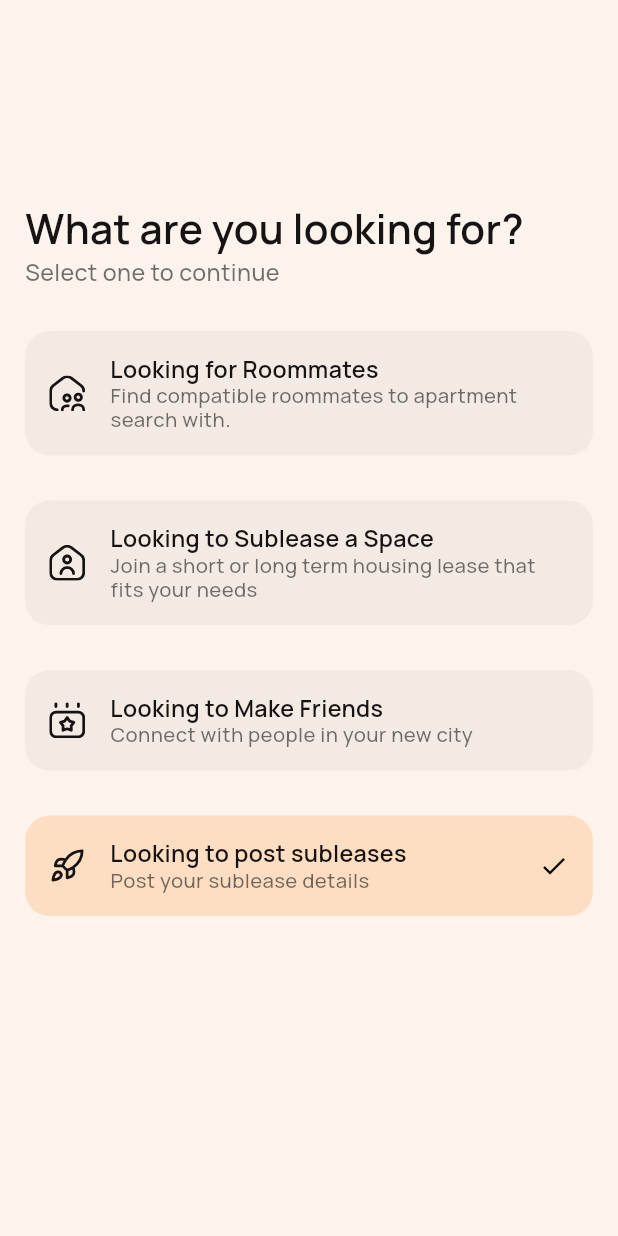
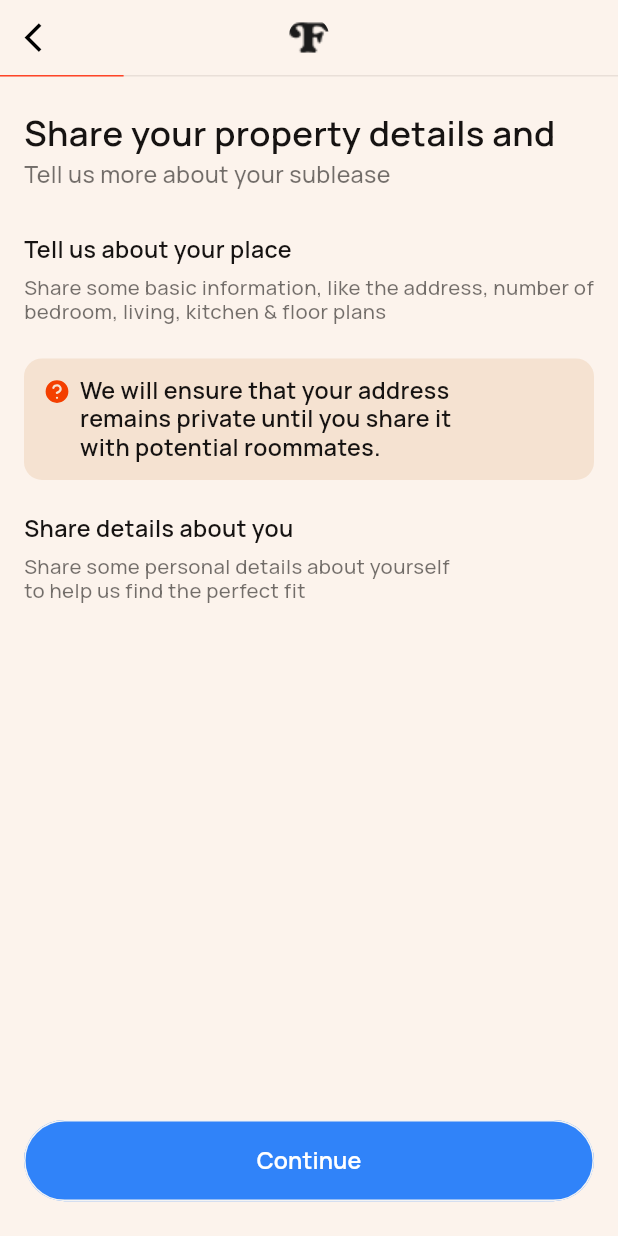
Before and after one commit to TopuFD/Room-Sublease, a Flutter app: the AddPostScreen screen opened directly, after a tap on "Looking to Sublease a Space", after a tap on "Looking to Make Friends", after a tap on "Looking to post subleases", on a phone screen of 412 x 824 dp. Run offline on Flutter 3.47's test engine with Material 3 defaults, Android fonts, the phone set to English and light mode, and no system bars; our stand-ins replace cached_network_image, country_picker, flutter_card_swiper, flutter_screenutil, flutter_svg, fluttertoast and 7 more; accounts and stored records are empty; network calls fail; project files that could hold a hidden picture were left out.

Commit message:
last update

```diff
--- a/lib/core/app_route.dart
+++ b/lib/core/app_route.dart
@@ -27,6 +27,10 @@ import 'package:room_sublease/view/screens/add_screen/make_friend_screen/introve
 import 'package:room_sublease/view/screens/add_screen/make_friend_screen/ofenout_screen.dart';
 import 'package:room_sublease/view/screens/add_screen/make_friend_screen/political_screen.dart';
 import 'package:room_sublease/view/screens/add_screen/make_friend_screen/religion_screen.dart';
+import 'package:room_sublease/view/screens/add_screen/post_sublease_screen/describe_screen.dart';
+import 'package:room_sublease/view/screens/add_screen/post_sublease_screen/house_counting_screen.dart';
+import 'package:room_sublease/view/screens/add_screen/post_sublease_screen/live_address.dart';
+import 'package:room_sublease/view/screens/add_screen/post_sublease_screen/property_details_screen.dart';
 import 'package:room_sublease/view/screens/home_screen/roommat_details_screen.dart';
 import 'package:room_sublease/view/screens/home_screen/subleas_details_screen.dart';
 import 'package:room_sublease/view/screens/message_screens/messaging_screen.dart';
@@ -81,6 +85,12 @@ class AppRoute {
     static const String greeklifeScreen = "/greeklifeScreen";
     static const String ofenoutScreen = "/ofenoutScreen";
     static const String politicalScreen = "/politicalScreen";
+    //=========================================== post sublease screens
+    static const String properDetailScreen = "/properDetailScreen";
+    static const String liveAddress = "/liveAddress";
+    static const String describeScreen = "/describeScreen";
+    static const String houseCountingScreen = "/houseCountingScreen";
+    static const String postPhotoScreen = "/postPhotoScreen";
 
   static List<GetPage> pages = [
     GetPage(
@@ -239,6 +249,27 @@ class AppRoute {
         name: ofenoutScreen,
         page: () => OfenoutScreen(),
         transition: Transition.rightToLeftWithFade),
+//================================================================
+    GetPage(
+        name: properDetailScreen,
+        page: () => PropertyDetailsScreen(),
+        transition: Transition.rightToLeftWithFade),
+    GetPage(
+        name: liveAddress,
+        page: () => LiveAddress(),
+        transition: Transition.rightToLeftWithFade),
+    GetPage(
+        name: describeScreen,
+        page: () => DescribeScreen(),
+        transition: Transition.rightToLeftWithFade),
+    GetPage(
+        name: houseCountingScreen,
+        page: () => HouseCountingScreen(),
+        transition: Transition.rightToLeftWithFade),
+    GetPage(
+        name: describeScreen,
+        page: () => DescribeScreen(),
+        transition: Transition.rightToLeftWithFade),
 
   ];
 }
--- a/lib/utils/app_icons.dart
+++ b/lib/utils/app_icons.dart
@@ -41,4 +41,8 @@ class AppIcons {
   static const location2 = "asset/icon/location2.svg";
   static const upgrade = "asset/icon/upgrade.svg";
   static const ask = "asset/icon/ask.svg";
+  static const house1 = "asset/icon/house.svg";
+  static const house2 = "asset/icon/house2.svg";
+  static const house3 = "asset/icon/house3.svg";
+  static const house4 = "asset/icon/house4.svg";
 }
--- a/lib/view/screens/add_screen/add_post_screen.dart
+++ b/lib/view/screens/add_screen/add_post_screen.dart
@@ -85,6 +85,7 @@ class _AddPostScreenState extends State<AddPostScreen> {
                         setState(() {
                           selectedIndex = 3;
                         });
+                        Get.toNamed(AppRoute.properDetailScreen);
                       },
                       icon: AppIcons.post,
                       title: "Looking to post subleases",
--- /dev/null
+++ b/lib/view/screens/add_screen/post_sublease_screen/property_details_screen.dart
@@ -0,0 +1,142 @@
+import 'package:flutter/material.dart';
+import 'package:flutter_svg/svg.dart';
+import 'package:get/get.dart';
+import 'package:room_sublease/core/app_route.dart';
+import 'package:room_sublease/extentions/extentions.dart';
+import 'package:room_sublease/utils/app_icons.dart';
+import 'package:room_sublease/view/components/common_appbar/common_appbar.dart';
+import 'package:room_sublease/view/components/common_button/common_button.dart';
+import 'package:room_sublease/view/components/common_text/common_text.dart';
+
+class PropertyDetailsScreen extends StatelessWidget {
+  const PropertyDetailsScreen({super.key});
+  @override
+  Widget build(BuildContext context) {
+    return Scaffold(
+      appBar: CommonAppbar(title: ""),
+      body: Column(
+        crossAxisAlignment: CrossAxisAlignment.start,
+        children: [
+          Stack(
+            children: [
+              Container(
+                width: Get.width,
+                height: 1,
+                color: Color(0xFFE9DFD8),
+              ),
+              Container(
+                width: Get.width * 0.2,
+                height: 1,
+                color: Color(0xFFFF4427),
+              ),
+            ],
+          ),
+          Expanded(
+              child: Padding(
+            padding: EdgeInsets.symmetric(horizontal: 16),
+            child: Column(
+              crossAxisAlignment: CrossAxisAlignment.start,
+              children: [
+                24.height,
+                CommonText(
+                  text: "Share your property details and",
+                  fontSize: 24,
+                  bottom: 5,
+                  maxLines: 2,
+                  textAlign: TextAlign.start,
+                  fontWeight: FontWeight.w600,
+                  color: Color(0xFF161312),
+                ),
+                CommonText(
+                  text: "Tell us more about your sublease",
+                  fontSize: 16,
+                  maxLines: 2,
+                  textAlign: TextAlign.start,
+                  fontWeight: FontWeight.w500,
+                  color: Color.fromRGBO(22, 19, 18, 0.60),
+                ),
+                32.height,
+                CommonText(
+                  text: "Tell us about your place",
+                  fontSize: 16,
+                  bottom: 8,
+                  maxLines: 2,
+                  textAlign: TextAlign.start,
+                  fontWeight: FontWeight.w600,
+                  color: Color(0xFF161312),
+                ),
+                CommonText(
+                  text:
+                      "Share some basic information, like the address, number of bedroom, living, kitchen & floor plans",
+                  fontSize: 14,
+                  maxLines: 2,
+                  textAlign: TextAlign.start,
+                  fontWeight: FontWeight.w500,
+                  color: Color.fromRGBO(22, 19, 18, 0.60),
+                ),
+                24.height,
+                Container(
+                  padding: EdgeInsets.all(12),
+                  decoration: BoxDecoration(
+                    color: Color(0xFFF5E2D1),
+                    borderRadius: BorderRadius.circular(12),
+                  ),
+                  child: Row(
+                    crossAxisAlignment: CrossAxisAlignment.start,
+                    children: [
+                      SvgPicture.asset(AppIcons.ask),
+                      5.width,
+                      SizedBox(
+                        width: 275,
+                        child: CommonText(
+                          text:
+                              "We will ensure that your address remains private until you share it with potential roommates.",
+                          fontSize: 16,
+                          maxLines: 5,
+                          textAlign: TextAlign.start,
+                          fontWeight: FontWeight.w600,
+                          color: Color(0xFF161312),
+                        ),
+                      ),
+                    ],
+                  ),
+                ),
+                24.height,
+                CommonText(
+                  text: "Share details about you",
+                  fontSize: 16,
+                  bottom: 8,
+                  maxLines: 2,
+                  textAlign: TextAlign.start,
+                  fontWeight: FontWeight.w600,
+                  color: Color(0xFF161312),
+                ),
+                SizedBox(
+                  width: 300,
+                  child: CommonText(
+                    text:
+                        "Share some personal details about yourself to help us find the perfect fit",
+                    fontSize: 14,
+                    maxLines: 2,
+                    textAlign: TextAlign.start,
+                    fontWeight: FontWeight.w500,
+                    color: Color.fromRGBO(22, 19, 18, 0.60),
+                  ),
+                ),
+                Expanded(child: SizedBox()),
+                CommonButton(
+                  titleText: "Continue",
+                  onTap: () {
+                    Get.toNamed(AppRoute.liveAddress);
+                  },
+                ),
+                24.height,
+              ],
+            ),
+          ))
+        ],
+      ),
+    );
+  }
+
+}
```
Also changed, not shown: lib/view/screens/add_screen/post_sublease_screen/describe_screen.dart (added, +190 -0 lines), lib/view/screens/add_screen/post_sublease_screen/house_counting_screen.dart (added, +184 -0 lines), lib/view/screens/add_screen/post_sublease_screen/house_photo_screen.dart (added, +10 -0 lines), lib/view/screens/add_screen/post_sublease_screen/live_address.dart (added, +132 -0 lines), asset/icon/house.svg (added), asset/icon/house2.svg (added), asset/icon/house3.svg (added), asset/icon/house4.svg (added), 4 other files.
